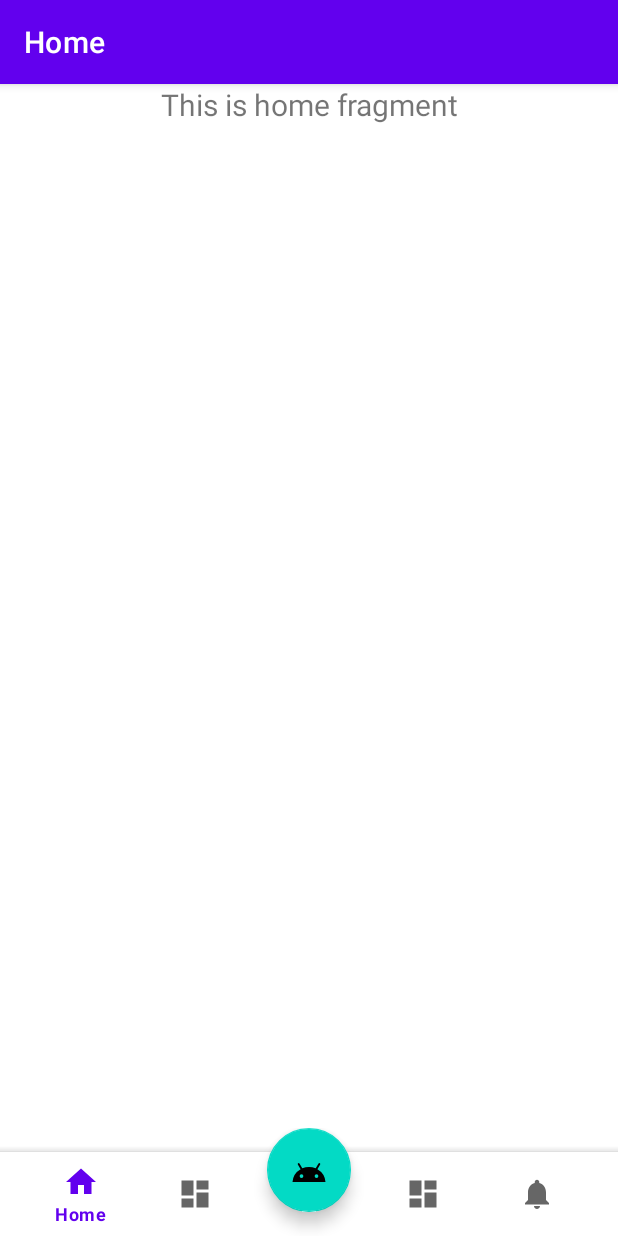
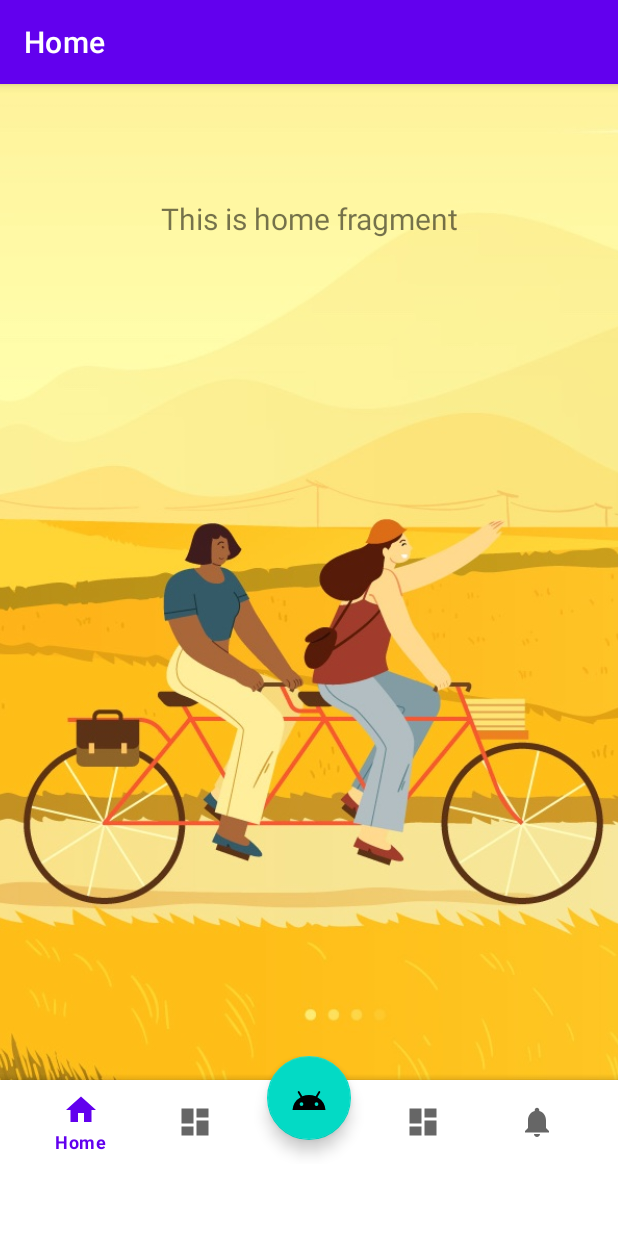
Before and after one commit to yccheok/bottom-navigation-example, an Android app: the screen it shows after launch (MainActivity), on a phone screen of 412 x 824 dp. Run offline under Robolectric (Android 15) with nearby library versions, the phone set to English and light mode, and no system bars; our stand-ins replace navigation-ui.

Commit message:
Full screen background image.

```diff
--- a/app/src/main/res/layout/activity_main.xml
+++ b/app/src/main/res/layout/activity_main.xml
@@ -1,13 +1,55 @@
 <?xml version="1.0" encoding="utf-8"?>
 <LinearLayout xmlns:android="http://schemas.android.com/apk/res/android"
     xmlns:app="http://schemas.android.com/apk/res-auto"
+    android:id="@+id/linear_layout"
+    android:layout_width="match_parent"
+    android:layout_height="match_parent"
+    android:orientation="vertical">
+    <FrameLayout
+        android:layout_marginBottom="-16dp"
+
+        android:id="@+id/frame_layout"
+        android:layout_width="match_parent"
+        android:layout_weight="1"
+        android:layout_height="0dp">
+
+        <ImageView
+            android:id="@+id/image_view"
+            android:layout_width="match_parent"
+            android:layout_height="match_parent"
+            android:src="@drawable/background2"
+            android:scaleType="centerCrop" />
+
+        <LinearLayout
+            android:id="@+id/container"
             android:orientation="vertical"
-    android:id="@+id/container"
             android:layout_width="match_parent"
             android:layout_height="match_parent">
 
+            <!--
+            TODO: We should compute status bar height using the following guideline.
+            https://stackoverflow.com/questions/3407256/height-of-status-bar-in-android
+            -->
+            <com.google.android.material.appbar.AppBarLayout
+                android:layout_marginTop="20dp"
+                app:elevation="0dp"
+                android:background="@android:color/transparent"
+
+                android:layout_width="match_parent"
+                android:layout_height="wrap_content"
+                android:fitsSystemWindows="true">
+
+                <com.google.android.material.appbar.MaterialToolbar
+                    android:background="@android:color/transparent"
+
+                    android:id="@+id/toolbar"
+                    android:layout_width="match_parent"
+                    android:layout_height="?attr/actionBarSize" />
+
+            </com.google.android.material.appbar.AppBarLayout>
+
             <fragment
-        android:layout_marginBottom="-16dp"
+
                 android:id="@+id/nav_host_fragment_activity_main"
                 android:name="androidx.navigation.fragment.NavHostFragment"
                 android:layout_width="match_parent"
@@ -15,8 +57,21 @@
                 android:layout_weight="1"
                 app:defaultNavHost="true"
                 app:navGraph="@navigation/mobile_navigation" />
+        </LinearLayout>
+    </FrameLayout>
 
+    <!--
+    TODO: We should compute navigation bar height using the following guideline.
+
+    Resources resources = this.getResources();
+    int resourceId = resources.getIdentifier("navigation_bar_height", "dimen", "android");
+    if (resourceId > 0) {
+        int navigationBarHeight = resources.getDimensionPixelSize(resourceId);
+    }
+    -->
     <androidx.coordinatorlayout.widget.CoordinatorLayout
+        android:paddingBottom="72px"
+
         android:layout_marginBottom="-16dp"
         android:id="@+id/coordinator_layout"
         android:layout_width="match_parent"
@@ -63,5 +118,4 @@
             android:contentDescription="@string/app_name"
             app:layout_anchor="@id/bottom_app_bar" />
     </androidx.coordinatorlayout.widget.CoordinatorLayout>
-
 </LinearLayout>
```
Also changed, not shown: app/src/main/res/drawable-nodpi/background2.jpg (added). Lines whose indentation alone changed are shown as unchanged.
